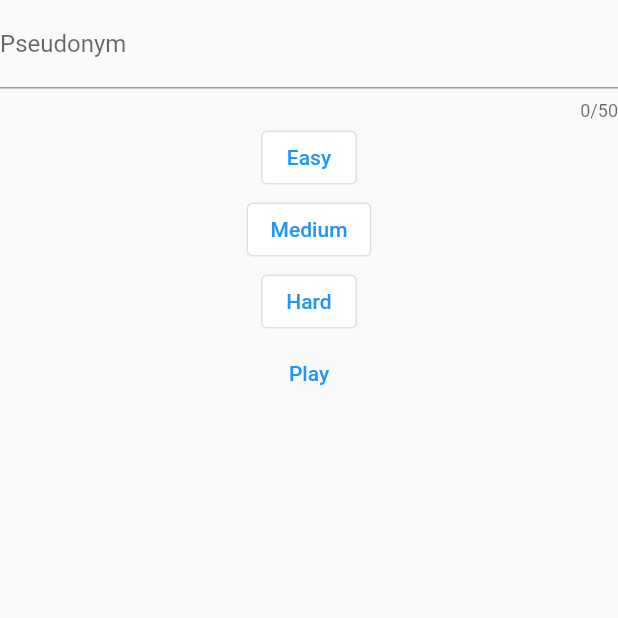
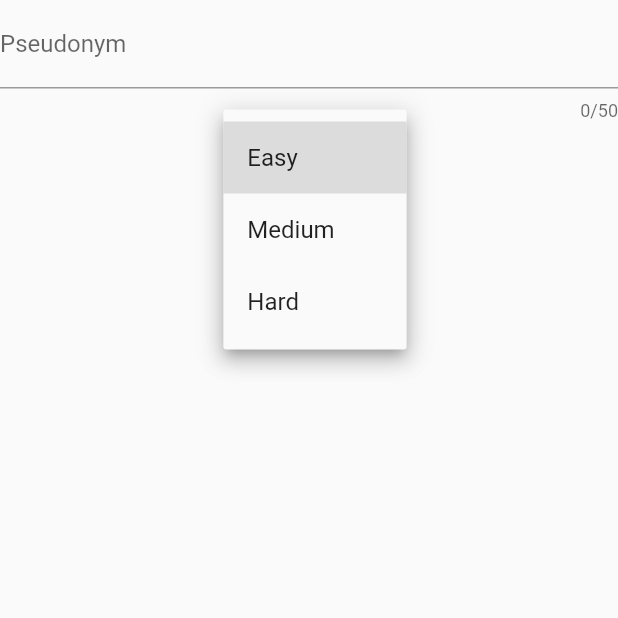
Before and after one commit to flutter-preview/dvquentincarrel-flutter_info1, a Flutter app: the screen it shows after launch, after a tap on "Easy", on a phone screen of 412 x 824 dp, the top half of it. Run offline on Flutter 3.47's test engine with Material 2 defaults, Android fonts, the phone set to English and light mode, and no system bars.

Commit message:
[A] dropdown, (no memory of chosen difficulty)

```diff
--- a/lib/home_page.dart
+++ b/lib/home_page.dart
@@ -29,12 +29,13 @@
       ["Medium", 15, 45],
       ["Hard", 35, 300],
     ];
-    int chosenOpt = -1;
+    int chosenOpt = 0;
 
 
     @override
     Widget build(BuildContext context) {
       widget.ctrl.text = widget.currentName;
+      final List<int> optionsRange = [for (int i = 0; i < options.length; i++) i];
 
       return Center(
         child: Column(
@@ -44,19 +45,27 @@
               maxLength: 50,
               decoration: const InputDecoration(label: Text('Pseudonym')),
             ),
-            ListView.builder(
-              shrinkWrap: true,
-              itemBuilder: (ctx, index) => Column(
-              children: [OutlinedButton(
-                  style: ButtonStyle(
-                    backgroundColor: MaterialStatePropertyAll(getColor(index, chosenOpt))
-                  ),
-                  onPressed: () => {chosenOpt = index, setState()},
-                  child: Text(options[index][0])
-                )]
-              ),
-              itemCount: options.length,
+            DropdownButton(
+              value: chosenOpt,
+              items: optionsRange.map(
+                    (optInd) => DropdownMenuItem(
+                      value: optInd,
+                      child: Text(
+                        options[optInd][0],
+                      ),
+                    ),
+                  )
+                  .toList(),
+              onChanged: (value) {
+                if (value == null) {
+                  return;
+                }
+                setState(() {
+                  chosenOpt = value;
+                });
+              },
             ),
+
             TextButton(
               onPressed: () => {
                 widget.changeName(widget.ctrl.text),
@@ -71,8 +80,4 @@
       );
     }
 
-    Color getColor(curId, chosenId){
-      return curId == chosenId ? Colors.green : Colors.white;
-    }
-
 }
--- a/lib/screen.dart
+++ b/lib/screen.dart
@@ -1,6 +1,6 @@
 import 'package:flutter/material.dart';
 import 'package:demineur/home_page.dart';
-import 'package:demineur/grille_demi.dart';
+import 'package:demineur/game.dart';
 import 'package:demineur/results.dart';
 import 'package:demineur/modele.dart' as modele;
 
```
Also changed, not shown: lib/game.dart (renamed from lib/grille_demi.dart).
